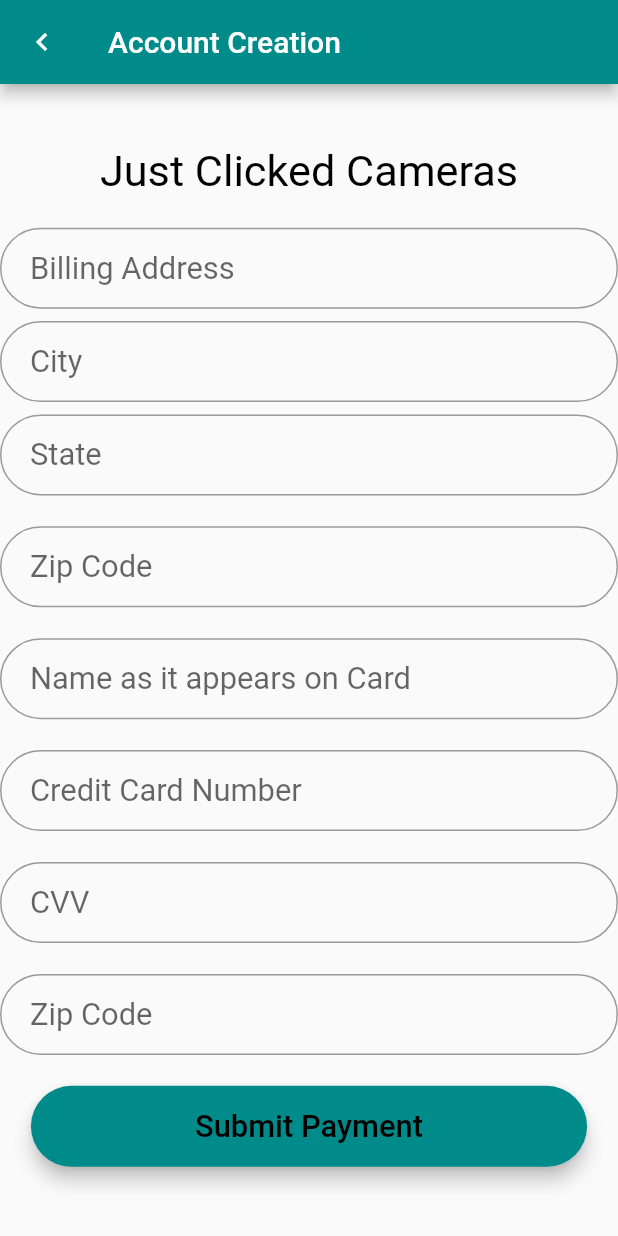
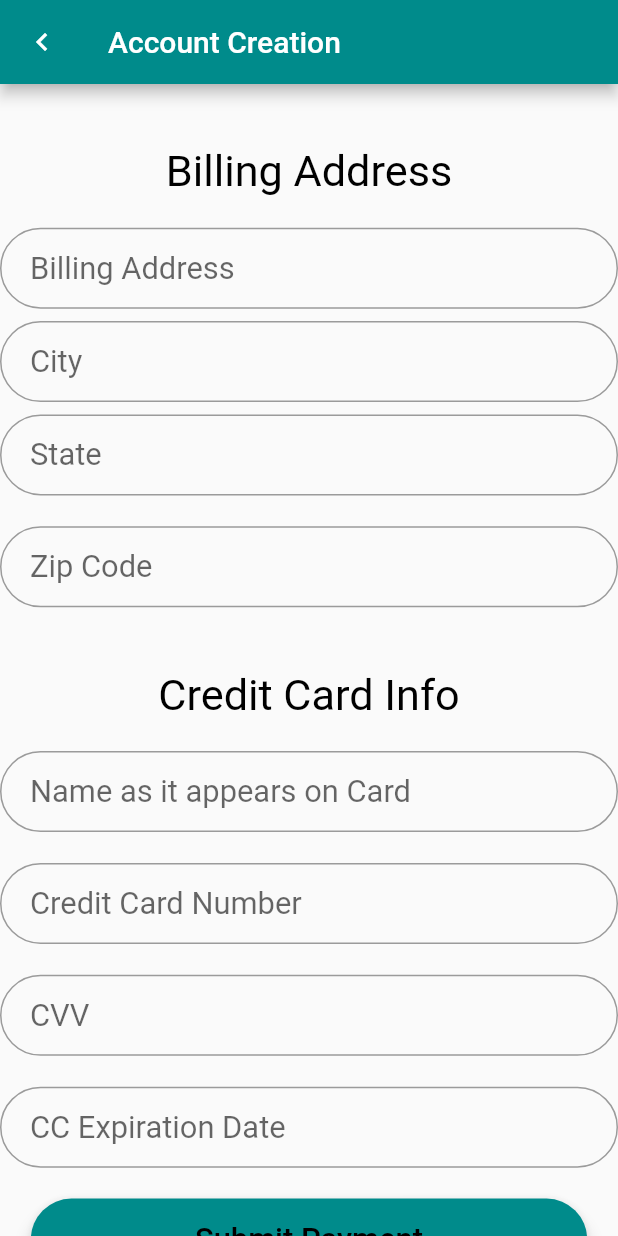
Before and after one commit to GinaGuidotti/SE330-Project1-Sp20, a Flutter app: the PaymentTypePage screen opened directly, on a phone screen of 412 x 824 dp. Run offline on Flutter 3.47's test engine with Material 2 defaults, Android fonts, the phone set to English and light mode, and no system bars; our stand-ins replace bloc, equatable, flutter_icons, flutter_secure_storage; accounts and stored records are empty.

Commit message:
getting payment stuff done...let's try it

```diff
--- a/se330_project1/lib/model/PaymentDatabase.dart
+++ b/se330_project1/lib/model/PaymentDatabase.dart
@@ -2,11 +2,10 @@
 import 'package:intl/intl.dart';
 
 class PaymentData {
-  String  streetAddress, city, state, zipCode, creditNumber, cvv, nameOnCard;
-  DateFormat expirationDate;
+  String  streetAddress, city, state, zipCode, creditNumber, cvv, nameOnCard, expirationDate;
 
   //EmailDatabase({ this.email, this.comment});
-   PaymentData(String ad, String ct, String st, String zp, String cn, String cv, String nm, DateFormat ex){
+   PaymentData(String ad, String ct, String st, String zp, String cn, String cv, String nm, String ex){
      streetAddress = ad;
      city = ct;
      state = st;
@@ -18,6 +17,6 @@ class PaymentData {
    }
 }
 
-List<PaymentData> pastComments = [
-  //EmailDatabase(email: 'test@yahoo.com', comment: "this is a comment here"),
+List<PaymentData> paymentInfo = [
+
 ];
--- a/se330_project1/lib/screens/PaymentInputType.dart
+++ b/se330_project1/lib/screens/PaymentInputType.dart
@@ -3,7 +3,7 @@ import 'package:intl/intl.dart';
 import 'package:se330_project1/globalvariables.dart';
 import 'package:se330_project1/screens/home.dart';
 import 'package:se330_project1/model/CameraList.dart';
-import 'package:se330_project1/model/CartItems.dart';
+import 'package:se330_project1/model/PaymentDatabase.dart';
 import 'package:se330_project1/main.dart';
 
 class PaymentType extends StatelessWidget{
@@ -24,8 +24,7 @@ class PaymentType extends StatelessWidget{
 }
 
 class PaymentTypePage extends StatelessWidget{
-  String  streetAddress, city, state, zipCode, creditNumber, cvv, nameOnCard;
-  DateFormat expirationDate = new DateFormat();
+  String  streetAddress, city, state, zipCode, creditNumber, cvv, nameOnCard, expirationDate;
 
   // Future navigateToHome(context) async {
   //   Navigator.push(context, MaterialPageRoute(builder: (context) => HomePage()));
@@ -130,6 +129,18 @@ class PaymentTypePage extends StatelessWidget{
           OutlineInputBorder(borderRadius: BorderRadius.circular(32.0))),
     );
 
+    final exDateField = TextField(
+      onChanged: (String value){
+        expirationDate = value;
+      },
+      style: style,
+      decoration: InputDecoration(
+        contentPadding: EdgeInsets.fromLTRB(20.0, 15.0, 20.0, 15.0),
+        hintText: "CC Expiration Date",
+        border:
+          OutlineInputBorder(borderRadius: BorderRadius.circular(32.0))),
+    );
+
     final submitPaymentButton = Material(
       elevation: 5.0,
       borderRadius: BorderRadius.circular(30.0),
@@ -138,6 +149,7 @@ class PaymentTypePage extends StatelessWidget{
         minWidth: MediaQuery.of(context).size.width*0.9,
         padding: EdgeInsets.fromLTRB(20.0, 15.0, 20.0, 15.0),
         onPressed: () {
+          paymentInfo.add(new PaymentData(streetAddress, city, state, zipCode, creditNumber, cvv, nameOnCard, expirationDate));
         },
         child: Text('Submit Payment', style: style, textAlign: TextAlign.center,)
       ),
@@ -158,7 +170,7 @@ class PaymentTypePage extends StatelessWidget{
         children: <Widget>[
           SizedBox(height: screenWidth*0.10,),
           //SizedBox(height: screenHeight*0.2, child: Image.asset('assets/JCClogo.jpg')),
-          Text('Just Clicked Cameras', style: bigStyle),
+          Text('Billing Address', style: bigStyle),
           SizedBox(height: screenWidth*0.05,),
           streetAddressField,
           SizedBox(height: screenWidth*0.02,),
@@ -167,6 +179,8 @@ class PaymentTypePage extends StatelessWidget{
           stateField,
           SizedBox(height: screenWidth*0.05,),
           zipCodeField,
+          SizedBox(height: screenWidth*0.10,),
+          Text('Credit Card Info', style: bigStyle),
           SizedBox(height: screenWidth*0.05,),
           nameField,
           SizedBox(height: screenWidth*0.05,),
@@ -174,7 +188,7 @@ class PaymentTypePage extends StatelessWidget{
           SizedBox(height: screenWidth*0.05,),
           cvvField,
           SizedBox(height: screenWidth*0.05,),
-          zipCodeField,
+          exDateField,
           // Divider(thickness: 2.0, color: DarkCyan, height: 20),
           SizedBox(height: screenWidth*0.05,),
           submitPaymentButton
```
Also changed, not shown: se330_project1/lib/screens/ReviewAllInformation.dart (+168 -0 lines).
